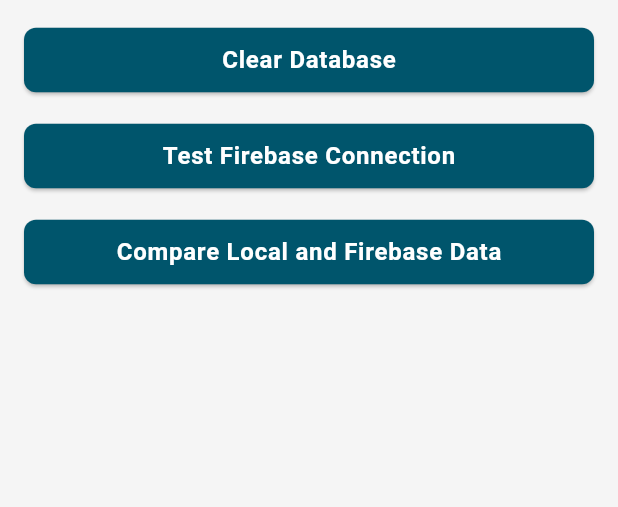
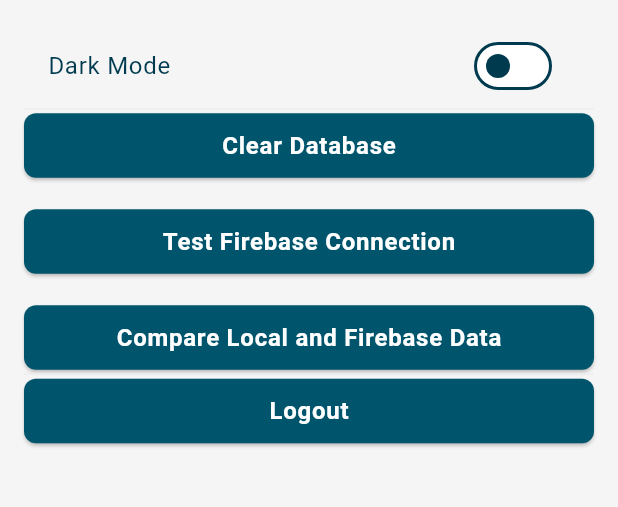
Before and after one commit to kinemspa/dosify, a Flutter app: the SettingsScreen screen opened directly, on a phone screen of 412 x 824 dp, the part 84-591 px from its top. Run offline on Flutter 3.47's test engine with Material 3 defaults, Android fonts, the phone set to English and light mode, and no system bars; our stand-ins replace cloud_firestore, firebase_auth, firebase_core, flutter_secure_storage, get_it, shared_preferences; missing offline and left inert: encrypt; accounts and stored records are empty.

Commit message:
Restored previous settings options in settings_screen.dart, fixed theme toggle implementation, and resolved import issues

```diff
--- a/lib/screens/home/home_screen.dart
+++ b/lib/screens/home/home_screen.dart
@@ -13,6 +13,7 @@
 import '../medications/tools/reconstitution_calculator_screen.dart';
 import '../medications/details/medication_detail_screen.dart';
 import '../../widgets/upcoming_doses_widget.dart';
+import '../settings/settings_screen.dart';
 
 class HomeScreen extends BaseServiceScreen {
   const HomeScreen({super.key});
@@ -594,8 +595,6 @@
   }
 }
 
-import '../settings/settings_screen.dart';
-
 class SettingsPage extends StatelessWidget {
   const SettingsPage({super.key});
 
--- a/lib/screens/settings/settings_screen.dart
+++ b/lib/screens/settings/settings_screen.dart
@@ -1,6 +1,9 @@
+import 'package:firebase_auth/firebase_auth.dart';
 import 'package:flutter/material.dart';
+import 'package:provider/provider.dart';
 import '../../services/firebase_service.dart';
 import '../../services/service_locator.dart';
+import '../../theme/theme_provider.dart';
 
 class SettingsScreen extends StatefulWidget {
   const SettingsScreen({super.key});
@@ -49,13 +52,42 @@
     }
   }
 
+  Future<void> _logout() async {
+    try {
+      await FirebaseAuth.instance.signOut();
+      // Navigate to login screen or home
+      Navigator.pushReplacementNamed(context, '/auth');
+    } catch (e) {
+      ScaffoldMessenger.of(context).showSnackBar(
+        SnackBar(content: Text('Error logging out: $e')),
+      );
+    }
+  }
+
   @override
   Widget build(BuildContext context) {
+    final themeProvider = Provider.of<ThemeProvider>(context);
     return Scaffold(
       appBar: AppBar(title: const Text('Settings')),
       body: ListView(
         padding: const EdgeInsets.all(16),
         children: [
+          // Theme Settings
+          ListTile(
+            title: const Text('Dark Mode'),
+            trailing: Switch(
+              value: themeProvider.isDarkMode,
+              onChanged: (value) {
+                if (value) {
+                  themeProvider.useDarkTheme();
+                } else {
+                  themeProvider.useLightTheme();
+                }
+              },
+            ),
+          ),
+          const Divider(),
+          // Data Management
           ElevatedButton(
             onPressed: _clearDatabase,
             child: const Text('Clear Database'),
@@ -70,6 +102,12 @@
             onPressed: _compareLocalAndFirebase,
             child: const Text('Compare Local and Firebase Data'),
           ),
+          const Divider(),
+          // Account
+          ElevatedButton(
+            onPressed: _logout,
+            child: const Text('Logout'),
+          ),
         ],
       ),
     );
```
